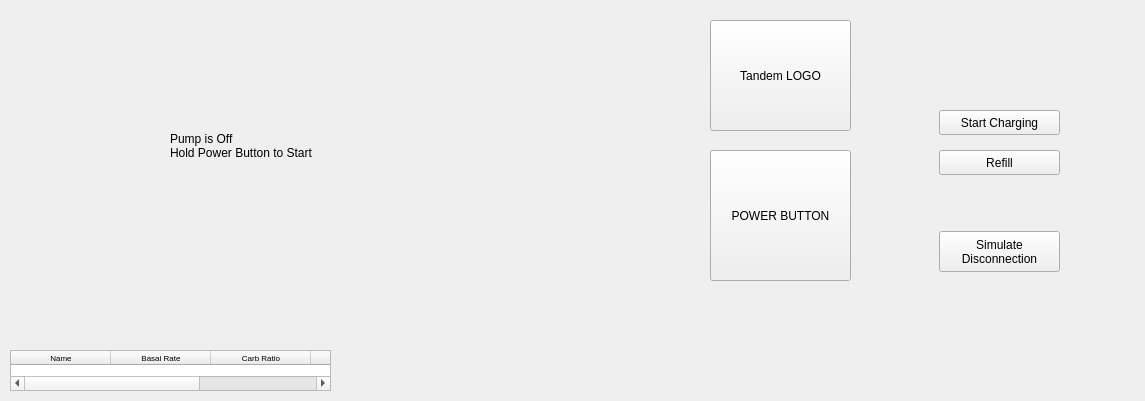
This is homescreen.ui in yunusao/Tandem-t-slim-Insulin-Pump-Simulator as Qt 5 draws it before an edit. The edited form follows.
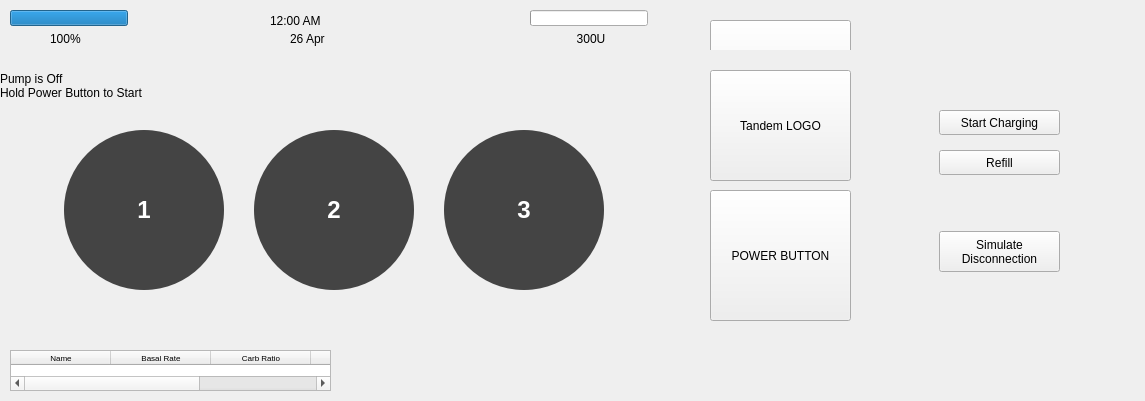
This is the edited form.

Commit message: added passkey implementation

```diff
--- a/homescreen.ui
+++ b/homescreen.ui
@@ -286,9 +286,9 @@
    <property name="geometry">
     <rect>
      <x>0</x>
-     <y>0</y>
+     <y>50</y>
      <width>911</width>
-     <height>341</height>
+     <height>291</height>
     </rect>
    </property>
    <property name="autoFillBackground">
@@ -311,7 +311,7 @@
     <property name="geometry">
      <rect>
       <x>710</x>
-      <y>150</y>
+      <y>140</y>
       <width>141</width>
       <height>131</height>
      </rect>
@@ -323,8 +323,8 @@
    <widget class="QLabel" name="label_3">
     <property name="geometry">
      <rect>
-      <x>170</x>
-      <y>110</y>
+      <x>0</x>
+      <y>0</y>
       <width>361</width>
       <height>71</height>
      </rect>
@@ -334,6 +334,135 @@
 Hold Power Button to Start</string>
     </property>
    </widget>
+   <widget class="QWidget" name="horizontalLayoutWidget">
+    <property name="geometry">
+     <rect>
+      <x>40</x>
+      <y>60</y>
+      <width>591</width>
+      <height>201</height>
+     </rect>
+    </property>
+    <layout class="QHBoxLayout" name="horizontalLayout">
+     <item>
+      <widget class="QPushButton" name="button1">
+       <property name="minimumSize">
+        <size>
+         <width>160</width>
+         <height>160</height>
+        </size>
+       </property>
+       <property name="maximumSize">
+        <size>
+         <width>160</width>
+         <height>160</height>
+        </size>
+       </property>
+       <property name="styleSheet">
+        <string notr="true">QPushButton {
+    border-radius: 80px;        /* Half of width/height */
+    background-color: #444;
+    color: white;
+    font-size: 24px;
+    font-weight: bold;
+}
+
+QPushButton:hover {
+    background-color: #666;
+}
+QPushButton:checked {
+    background-color: #2ecc71;  /* Green */
+}</string>
+       </property>
+       <property name="text">
+        <string>1</string>
+       </property>
+       <property name="checkable">
+        <bool>true</bool>
+       </property>
+      </widget>
+     </item>
+     <item>
+      <widget class="QPushButton" name="button2">
+       <property name="minimumSize">
+        <size>
+         <width>160</width>
+         <height>160</height>
+        </size>
+       </property>
+       <property name="maximumSize">
+        <size>
+         <width>160</width>
+         <height>160</height>
+        </size>
+       </property>
+       <property name="styleSheet">
+        <string notr="true">QPushButton {
+    border-radius: 80px;        /* Half of width/height */
+    background-color: #444;
+    color: white;
+    font-size: 24px;
+    font-weight: bold;
+}
+
+QPushButton:hover {
+    background-color: #666;
+}
+QPushButton:checked {
+    background-color: #2ecc71;  /* Green */
+}</string>
+       </property>
+       <property name="text">
+        <string>2</string>
+       </property>
+       <property name="checkable">
+        <bool>true</bool>
+       </property>
+      </widget>
+     </item>
+     <item>
+      <widget class="QPushButton" name="button3">
+       <property name="minimumSize">
+        <size>
+         <width>160</width>
+         <height>160</height>
+        </size>
+       </property>
+       <property name="maximumSize">
+        <size>
+         <width>160</width>
+         <height>160</height>
+        </size>
+       </property>
+       <property name="styleSheet">
+        <string notr="true">QPushButton {
+    border-radius: 80px;        /* Half of width/height */
+    background-color: #444;
+    color: white;
+    font-size: 24px;
+    font-weight: bold;
+}
+
+QPushButton:hover {
+    background-color: #666;
+}
+QPushButton:checked {
+    background-color: #2ecc71;  /* Green */
+}</string>
+       </property>
+       <property name="text">
+        <string>3</string>
+       </property>
+       <property name="checkable">
+        <bool>true</bool>
+       </property>
+       <property name="checked">
+        <bool>false</bool>
+       </property>
+      </widget>
+     </item>
+    </layout>
+   </widget>
   </widget>
   <widget class="QPushButton" name="Disconnect">
    <property name="geometry">
```
The commit also changes 2 other files.
